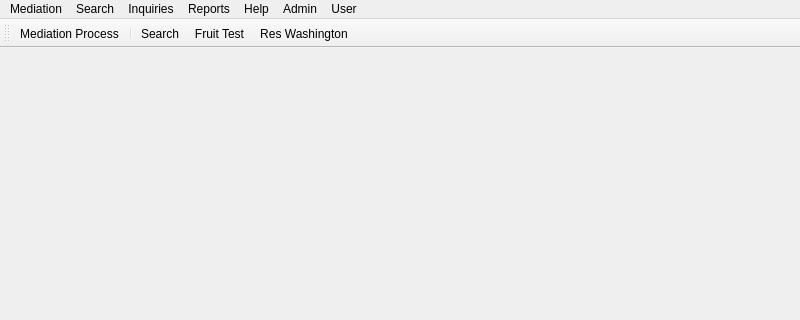
Before: the Qt Designer form drc/DRCClient.ui in lansdon/cpts483_drc, drawn with Qt 5; both pictures show x 0 to 800 and y 0 to 320 of the 800 by 670 pixel window.
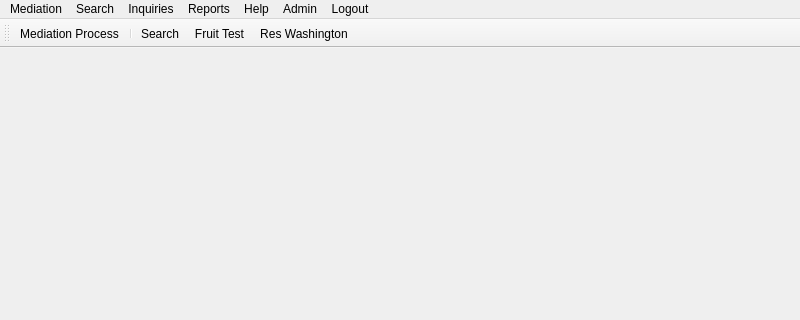
After: the same form once the commit is applied.

Commit message: Adds accessors to dbBaseClass for id, created, updated

```diff
--- a/drc/DRCClient.ui
+++ b/drc/DRCClient.ui
@@ -7,7 +7,7 @@
     <x>0</x>
     <y>0</y>
     <width>800</width>
-    <height>662</height>
+    <height>668</height>
    </rect>
   </property>
   <property name="sizePolicy">
@@ -54,7 +54,7 @@
      <x>0</x>
      <y>0</y>
      <width>800</width>
-     <height>21</height>
+     <height>22</height>
     </rect>
    </property>
    <widget class="QMenu" name="menuInquiries">
@@ -105,7 +105,7 @@
    </widget>
    <widget class="QMenu" name="menuUser">
     <property name="title">
-     <string>User</string>
+     <string>Logout</string>
     </property>
     <addaction name="actionLock_Account"/>
     <addaction name="actionLogout_User"/>
```
Left out of the diff: 68 changed lines with no effect on the pictures. The commit also changes 1 other file.
